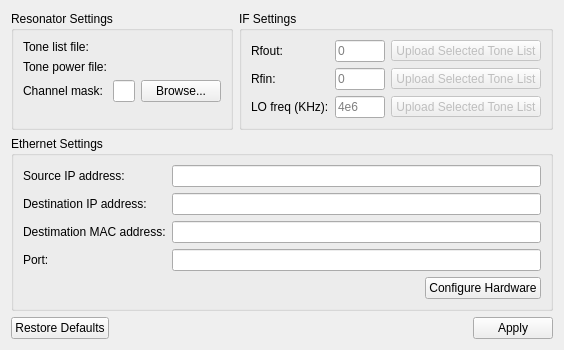
Tyronitar/rfsoc-interface, file ui_resources/channel_settings.ui: the form before one commit.
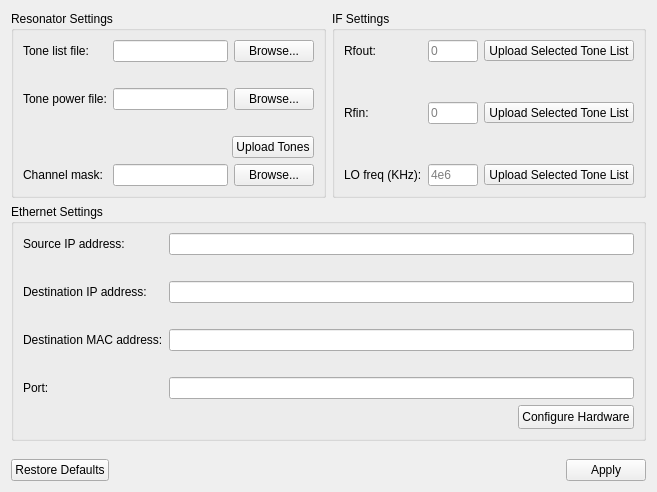
The form after the commit. Icons and pictures are not drawn. Custom widgets are drawn as their Qt base class.

Patch:
```diff
--- a/ui_resources/channel_settings.ui
+++ b/ui_resources/channel_settings.ui
@@ -6,8 +6,8 @@
    <rect>
     <x>0</x>
     <y>0</y>
-    <width>530</width>
-    <height>346</height>
+    <width>657</width>
+    <height>492</height>
    </rect>
   </property>
   <property name="sizePolicy">
@@ -35,38 +35,44 @@
      <property name="title">
       <string>Ethernet Settings</string>
      </property>
-     <layout class="QGridLayout" name="gridLayout_2">
-      <item row="0" column="0">
-       <widget class="QLabel" name="eth_source_label">
-        <property name="text">
-         <string>Source IP address:</string>
-        </property>
-       </widget>
+     <layout class="QGridLayout" name="eth_gridLayout">
+      <item row="4" column="1">
+       <widget class="QLineEdit" name="eth_mac_lineEdit"/>
       </item>
-      <item row="0" column="1">
-       <widget class="QLineEdit" name="eth_source_lineEdit"/>
-      </item>
-      <item row="1" column="0">
+      <item row="2" column="0">
        <widget class="QLabel" name="eth_dest_label">
         <property name="text">
          <string>Destination IP address:</string>
         </property>
        </widget>
       </item>
-      <item row="1" column="1">
+      <item row="0" column="1">
+       <widget class="QLineEdit" name="eth_source_lineEdit"/>
+      </item>
+      <item row="6" column="1">
+       <widget class="QLineEdit" name="eth_port_lineEdit"/>
+      </item>
+      <item row="2" column="1">
        <widget class="QLineEdit" name="eth_dest_lineEdit"/>
       </item>
-      <item row="2" column="0">
+      <item row="1" column="1">
+       <widget class="QLabel" name="eth_source_error_label">
+        <property name="text">
+         <string/>
+        </property>
+        <property name="wordWrap">
+         <bool>true</bool>
+        </property>
+       </widget>
+      </item>
+      <item row="4" column="0">
        <widget class="QLabel" name="eth_mac_label">
         <property name="text">
-         <string>Destimation MAC address:</string>
+         <string>Destination MAC address:</string>
         </property>
        </widget>
       </item>
-      <item row="2" column="1">
-       <widget class="QLineEdit" name="eth_mac_lineEdit"/>
-      </item>
-      <item row="3" column="0">
+      <item row="6" column="0">
        <widget class="QLabel" name="eth_port_label">
         <property name="text">
          <string>Port:</string>
@@ -74,9 +80,16 @@
        </widget>
       </item>
       <item row="3" column="1">
-       <widget class="QLineEdit" name="eth_port_lineEdit"/>
+       <widget class="QLabel" name="eth_dest_error_label">
+        <property name="text">
+         <string/>
+        </property>
+        <property name="wordWrap">
+         <bool>true</bool>
+        </property>
+       </widget>
       </item>
-      <item row="4" column="1" alignment="Qt::AlignmentFlag::AlignRight">
+      <item row="7" column="1" alignment="Qt::AlignmentFlag::AlignRight">
        <widget class="QPushButton" name="eth_pushButton">
         <property name="sizePolicy">
          <sizepolicy hsizetype="Fixed" vsizetype="Fixed">
@@ -84,11 +97,34 @@
           <verstretch>0</verstretch>
          </sizepolicy>
         </property>
+        <property name="minimumSize">
+         <size>
+          <width>0</width>
+          <height>24</height>
+         </size>
+        </property>
         <property name="text">
          <string>Configure Hardware</string>
         </property>
        </widget>
       </item>
+      <item row="0" column="0">
+       <widget class="QLabel" name="eth_source_label">
+        <property name="text">
+         <string>Source IP address:</string>
+        </property>
+       </widget>
+      </item>
+      <item row="5" column="1">
+       <widget class="QLabel" name="eth_mac_error_label">
+        <property name="text">
+         <string/>
+        </property>
+        <property name="wordWrap">
+         <bool>true</bool>
+        </property>
+       </widget>
+      </item>
      </layout>
     </widget>
    </item>
@@ -103,26 +139,13 @@
      <property name="title">
       <string>IF Settings</string>
      </property>
-     <layout class="QFormLayout" name="formLayout_4">
-      <item row="0" column="0">
-       <widget class="QLabel" name="rfoutLabel">
-        <property name="sizePolicy">
-         <sizepolicy hsizetype="Minimum" vsizetype="Preferred">
-          <horstretch>0</horstretch>
-          <verstretch>0</verstretch>
-         </sizepolicy>
-        </property>
-        <property name="text">
-         <string>Rfout:</string>
-        </property>
-       </widget>
-      </item>
+     <layout class="QGridLayout" name="if_gridLayout">
       <item row="0" column="1">
        <layout class="QHBoxLayout" name="horizontalLayout_2">
         <item>
          <widget class="ClickableLineEdit" name="rfout_lineEdit">
           <property name="sizePolicy">
-           <sizepolicy hsizetype="Fixed" vsizetype="Fixed">
+           <sizepolicy hsizetype="MinimumExpanding" vsizetype="Fixed">
             <horstretch>0</horstretch>
             <verstretch>0</verstretch>
            </sizepolicy>
@@ -141,7 +164,7 @@
         <item>
          <widget class="QToolButton" name="rfout_uploadToolButton">
           <property name="enabled">
-           <bool>false</bool>
+           <bool>true</bool>
           </property>
           <property name="sizePolicy">
            <sizepolicy hsizetype="Fixed" vsizetype="Fixed">
@@ -169,7 +192,76 @@
         </item>
        </layout>
       </item>
-      <item row="1" column="0">
+      <item row="4" column="1">
+       <layout class="QHBoxLayout" name="horizontalLayout_4">
+        <item>
+         <widget class="ClickableLineEdit" name="lo_freq_lineEdit">
+          <property name="sizePolicy">
+           <sizepolicy hsizetype="MinimumExpanding" vsizetype="Fixed">
+            <horstretch>0</horstretch>
+            <verstretch>0</verstretch>
+           </sizepolicy>
+          </property>
+          <property name="maximumSize">
+           <size>
+            <width>50</width>
+            <height>16777215</height>
+           </size>
+          </property>
+          <property name="placeholderText">
+           <string>4e6</string>
+          </property>
+         </widget>
+        </item>
+        <item>
+         <widget class="QToolButton" name="lo_freq_uploadToolButton">
+          <property name="enabled">
+           <bool>true</bool>
+          </property>
+          <property name="sizePolicy">
+           <sizepolicy hsizetype="Fixed" vsizetype="Fixed">
+            <horstretch>0</horstretch>
+            <verstretch>0</verstretch>
+           </sizepolicy>
+          </property>
+          <property name="maximumSize">
+           <size>
+            <width>150</width>
+            <height>16777215</height>
+           </size>
+          </property>
+          <property name="text">
+           <string>Upload Selected Tone List</string>
+          </property>
+          <property name="icon">
+           <iconset resource="icons.qrc">
+            <normaloff>:/icons/upload.png</normaloff>:/icons/upload.png</iconset>
+          </property>
+         </widget>
+        </item>
+       </layout>
+      </item>
+      <item row="0" column="0">
+       <widget class="QLabel" name="rfoutLabel">
+        <property name="sizePolicy">
+         <sizepolicy hsizetype="Minimum" vsizetype="Preferred">
+          <horstretch>0</horstretch>
+          <verstretch>0</verstretch>
+         </sizepolicy>
+        </property>
+        <property name="text">
+         <string>Rfout:</string>
+        </property>
+       </widget>
+      </item>
+      <item row="1" column="1">
+       <widget class="QLabel" name="rfout_error_label">
+        <property name="text">
+         <string/>
+        </property>
+       </widget>
+      </item>
+      <item row="2" column="0">
        <widget class="QLabel" name="rfinLabel">
         <property name="sizePolicy">
          <sizepolicy hsizetype="Minimum" vsizetype="Preferred">
@@ -182,12 +274,25 @@
         </property>
        </widget>
       </item>
-      <item row="1" column="1">
+      <item row="4" column="0">
+       <widget class="QLabel" name="lo_freq_label">
+        <property name="sizePolicy">
+         <sizepolicy hsizetype="Minimum" vsizetype="Preferred">
+          <horstretch>0</horstretch>
+          <verstretch>0</verstretch>
+         </sizepolicy>
+        </property>
+        <property name="text">
+         <string>LO freq (KHz):</string>
+        </property>
+       </widget>
+      </item>
+      <item row="2" column="1">
        <layout class="QHBoxLayout" name="horizontalLayout_3">
         <item>
          <widget class="ClickableLineEdit" name="rfin_lineEdit">
           <property name="sizePolicy">
-           <sizepolicy hsizetype="Fixed" vsizetype="Fixed">
+           <sizepolicy hsizetype="MinimumExpanding" vsizetype="Fixed">
             <horstretch>0</horstretch>
             <verstretch>0</verstretch>
            </sizepolicy>
@@ -206,7 +311,7 @@
         <item>
          <widget class="QToolButton" name="rfin_uploadToolButton">
           <property name="enabled">
-           <bool>false</bool>
+           <bool>true</bool>
           </property>
           <property name="sizePolicy">
            <sizepolicy hsizetype="Fixed" vsizetype="Fixed">
@@ -231,68 +336,13 @@
         </item>
        </layout>
       </item>
-      <item row="2" column="0">
-       <widget class="QLabel" name="lo_freq_label">
-        <property name="sizePolicy">
-         <sizepolicy hsizetype="Minimum" vsizetype="Preferred">
-          <horstretch>0</horstretch>
-          <verstretch>0</verstretch>
-         </sizepolicy>
-        </property>
+      <item row="3" column="1">
+       <widget class="QLabel" name="rfin_error_label">
         <property name="text">
-         <string>LO freq (KHz):</string>
+         <string/>
         </property>
        </widget>
       </item>
-      <item row="2" column="1">
-       <layout class="QHBoxLayout" name="horizontalLayout_4">
-        <item>
-         <widget class="ClickableLineEdit" name="lo_freq_lineEdit">
-          <property name="sizePolicy">
-           <sizepolicy hsizetype="Fixed" vsizetype="Fixed">
-            <horstretch>0</horstretch>
-            <verstretch>0</verstretch>
-           </sizepolicy>
-          </property>
-          <property name="maximumSize">
-           <size>
-            <width>50</width>
-            <height>16777215</height>
-           </size>
-          </property>
-          <property name="placeholderText">
-           <string>4e6</string>
-          </property>
-         </widget>
-        </item>
-        <item>
-         <widget class="QToolButton" name="lo_freq_uploadToolButton">
-          <property name="enabled">
-           <bool>false</bool>
-          </property>
-          <property name="sizePolicy">
-           <sizepolicy hsizetype="Fixed" vsizetype="Fixed">
-            <horstretch>0</horstretch>
-            <verstretch>0</verstretch>
-           </sizepolicy>
-          </property>
-          <property name="maximumSize">
-           <size>
-            <width>150</width>
-            <height>16777215</height>
-           </size>
-          </property>
-          <property name="text">
-           <string>Upload Selected Tone List</string>
-          </property>
-          <property name="icon">
-           <iconset resource="icons.qrc">
-            <normaloff>:/icons/upload.png</normaloff>:/icons/upload.png</iconset>
-          </property>
-         </widget>
-        </item>
-       </layout>
-      </item>
      </layout>
     </widget>
    </item>
@@ -301,7 +351,61 @@
      <property name="title">
       <string>Resonator Settings</string>
      </property>
-     <layout class="QFormLayout" name="formLayout_2">
+     <layout class="QGridLayout" name="resonator_gridLayout">
+      <item row="4" column="1" alignment="Qt::AlignmentFlag::AlignRight">
+       <widget class="QPushButton" name="upload_tones_pushButton">
+        <property name="sizePolicy">
+         <sizepolicy hsizetype="Fixed" vsizetype="Fixed">
+          <horstretch>0</horstretch>
+          <verstretch>0</verstretch>
+         </sizepolicy>
+        </property>
+        <property name="text">
+         <string>Upload Tones</string>
+        </property>
+       </widget>
+      </item>
+      <item row="2" column="0">
+       <widget class="QLabel" name="tone_power_label">
+        <property name="minimumSize">
+         <size>
+          <width>0</width>
+          <height>0</height>
+         </size>
+        </property>
+        <property name="text">
+         <string>Tone power file:</string>
+        </property>
+       </widget>
+      </item>
+      <item row="2" column="1">
+       <layout class="QHBoxLayout" name="horizontalLayout_5">
+        <item>
+         <widget class="QLineEdit" name="tone_power_lineEdit"/>
+        </item>
+        <item>
+         <widget class="QPushButton" name="tone_power_pushButton">
+          <property name="text">
+           <string>Browse...</string>
+          </property>
+         </widget>
+        </item>
+       </layout>
+      </item>
+      <item row="5" column="1">
+       <layout class="QHBoxLayout" name="horizontalLayout">
+        <item>
+         <widget class="QLineEdit" name="chanmask_lineEdit"/>
+        </item>
+        <item>
+         <widget class="QPushButton" name="chanmask_pushButton">
+          <property name="text">
+           <string>Browse...</string>
+          </property>
+         </widget>
+        </item>
+       </layout>
+      </item>
       <item row="0" column="0">
        <widget class="QLabel" name="tone_list_label">
         <property name="minimumSize">
@@ -324,53 +428,27 @@
         </property>
        </widget>
       </item>
-      <item row="0" column="1">
-       <widget class="FileUploadWidget" name="tone_list_file_upload_widget" native="true">
-        <property name="sizePolicy">
-         <sizepolicy hsizetype="Preferred" vsizetype="Preferred">
-          <horstretch>0</horstretch>
-          <verstretch>0</verstretch>
-         </sizepolicy>
-        </property>
-       </widget>
-      </item>
-      <item row="1" column="0">
-       <widget class="QLabel" name="tone_power_label">
-        <property name="minimumSize">
-         <size>
-          <width>0</width>
-          <height>0</height>
-         </size>
-        </property>
-        <property name="text">
-         <string>Tone power file:</string>
-        </property>
-       </widget>
-      </item>
-      <item row="1" column="1">
-       <widget class="FileUploadWidget" name="tone_power_file_upload_widget" native="true">
-        <property name="sizePolicy">
-         <sizepolicy hsizetype="Preferred" vsizetype="Preferred">
-          <horstretch>0</horstretch>
-          <verstretch>0</verstretch>
-         </sizepolicy>
-        </property>
-       </widget>
-      </item>
-      <item row="2" column="0">
+      <item row="5" column="0">
        <widget class="QLabel" name="chanmask_label">
         <property name="text">
          <string>Channel mask:</string>
         </property>
        </widget>
       </item>
-      <item row="2" column="1">
-       <layout class="QHBoxLayout" name="horizontalLayout">
+      <item row="1" column="1">
+       <widget class="QLabel" name="tone_list_error_label">
+        <property name="text">
+         <string/>
+        </property>
+       </widget>
+      </item>
+      <item row="0" column="1">
+       <layout class="QHBoxLayout" name="horizontalLayout_6">
         <item>
-         <widget class="QLineEdit" name="chanmask_lineEdit"/>
+         <widget class="QLineEdit" name="tone_list_lineEdit"/>
         </item>
         <item>
-         <widget class="QPushButton" name="chanmask_pushButton">
+         <widget class="QPushButton" name="tone_list_pushButton">
           <property name="text">
            <string>Browse...</string>
           </property>
@@ -378,18 +456,19 @@
         </item>
        </layout>
       </item>
+      <item row="3" column="1">
+       <widget class="QLabel" name="tone_power_error_label">
+        <property name="text">
+         <string/>
+        </property>
+       </widget>
+      </item>
      </layout>
     </widget>
    </item>
   </layout>
  </widget>
  <customwidgets>
-  <customwidget>
-   <class>FileUploadWidget</class>
-   <extends>QWidget</extends>
-   <header>rfsocinterface.ui.file_upload</header>
-   <container>1</container>
-  </customwidget>
   <customwidget>
    <class>ClickableLineEdit</class>
    <extends>QLineEdit</extends>
```
Left out of the diff: 2 changed lines with no effect on the pictures.
